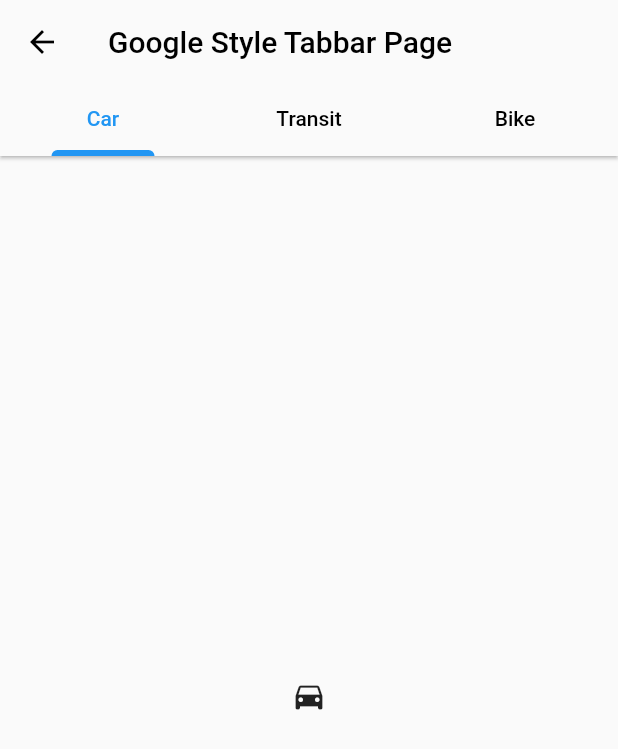
After one commit to NaingMyoThawNMYT/Flutter-Tabbar, a Flutter app: the screen it shows after launch, after a tap on "Google Style Tabbar", on a phone screen of 412 x 824 dp. The commit adds this screen. Shown: the top 749 px of the screen. Run offline on Flutter 3.47's test engine with Material 2 defaults, Android fonts, the phone set to English and light mode, and no system bars.

Commit message:
8. "GoogleStyleTabbarPage" is added.

```diff
--- /dev/null
+++ b/lib/ui/google_style_tabbar_indicator.dart
@@ -0,0 +1,74 @@
+import 'package:flutter/material.dart';
+
+enum GoogleStyleIndicatorSize {
+  full,
+  normal,
+  tiny,
+}
+
+class GoogleStyleIndicator extends Decoration {
+  final double indicatorHeight;
+  final Color indicatorColor;
+  final GoogleStyleIndicatorSize indicatorSize;
+
+  const GoogleStyleIndicator({
+    @required this.indicatorSize,
+    @required this.indicatorHeight,
+    @required this.indicatorColor,
+  })  : assert(indicatorSize != null),
+        assert(indicatorHeight != null),
+        assert(indicatorColor != null);
+
+  @override
+  _GoogleStyleIndicatorPainter createBoxPainter([VoidCallback onChanged]) {
+    return new _GoogleStyleIndicatorPainter(
+      decoration: this,
+      onChanged: onChanged,
+    );
+  }
+}
+
+class _GoogleStyleIndicatorPainter extends BoxPainter {
+  final GoogleStyleIndicator decoration;
+
+  _GoogleStyleIndicatorPainter({
+    @required this.decoration,
+    @required VoidCallback onChanged,
+  })  : assert(decoration != null),
+        assert(onChanged != null),
+        super(onChanged);
+
+  @override
+  void paint(Canvas canvas, Offset offset, ImageConfiguration configuration) {
+    assert(configuration != null);
+    assert(configuration.size != null);
+
+    double dy = configuration.size.height - decoration.indicatorHeight;
+    double height = decoration.indicatorHeight;
+    double dx = 0.0;
+    double width = 0.0;
+    if (decoration.indicatorSize == GoogleStyleIndicatorSize.full) {
+      dx = offset.dx;
+      width = configuration.size.width;
+    } else if (decoration.indicatorSize == GoogleStyleIndicatorSize.normal) {
+      dx = offset.dx + (configuration.size.width / 4);
+      width = configuration.size.width / 2;
+    } else if (decoration.indicatorSize == GoogleStyleIndicatorSize.tiny) {
+      dx = offset.dx + configuration.size.width / 2 - 8;
+      width = 16;
+    }
+    Rect rect = Offset(dx, dy) & Size(width, height);
+
+    final Paint paint = Paint();
+    paint.color = decoration.indicatorColor;
+    paint.style = PaintingStyle.fill;
+    canvas.drawRRect(
+      RRect.fromRectAndCorners(
+        rect,
+        topLeft: Radius.circular(decoration.indicatorHeight),
+        topRight: Radius.circular(decoration.indicatorHeight),
+      ),
+      paint,
+    );
+  }
+}
--- /dev/null
+++ b/lib/ui/google_style_tabbar_page.dart
@@ -0,0 +1,44 @@
+import 'package:flutter/material.dart';
+
+import 'google_style_tabbar_indicator.dart';
+
+class GoogleStyleTabbarPage extends StatelessWidget {
+  @override
+  Widget build(BuildContext context) {
+    return DefaultTabController(
+      length: 3,
+      child: Scaffold(
+        appBar: AppBar(
+          iconTheme: IconThemeData(color: Colors.black),
+          title: Text(
+            'Google Style Tabbar Page',
+            style: TextStyle(color: Colors.black),
+          ),
+          backgroundColor: Theme.of(context).scaffoldBackgroundColor,
+          elevation: 1.0,
+          bottom: TabBar(
+            labelColor: Colors.blue,
+            unselectedLabelColor: Colors.black,
+            indicator: GoogleStyleIndicator(
+              indicatorSize: GoogleStyleIndicatorSize.normal,
+              indicatorHeight: 4.0,
+              indicatorColor: Colors.blue,
+            ),
+            tabs: <Widget>[
+              Tab(text: 'Car'),
+              Tab(text: 'Transit'),
+              Tab(text: 'Bike'),
+            ],
+          ),
+        ),
+        body: TabBarView(
+          children: <Widget>[
+            Icon(Icons.directions_car),
+            Icon(Icons.directions_transit),
+            Icon(Icons.directions_bike),
+          ],
+        ),
+      ),
+    );
+  }
+}
--- a/lib/ui/my_home_page.dart
+++ b/lib/ui/my_home_page.dart
@@ -1,5 +1,6 @@
 import 'package:flutter/material.dart';
 
+import 'google_style_tabbar_page.dart';
 import 'selected_bubble_tabbar_page.dart';
 import 'default_icon_and_text_tabbar_page.dart';
 import 'default_icon_tabbar_page.dart';
@@ -76,6 +77,20 @@ class MyHomePage extends StatelessWidget {
                 child: Text('Selected Bubble Tabbar'),
               ),
             ),
+            ButtonTheme(
+              minWidth: double.infinity,
+              child: RaisedButton(
+                onPressed: () {
+                  Navigator.push(
+                    context,
+                    MaterialPageRoute(
+                      builder: (context) => GoogleStyleTabbarPage(),
+                    ),
+                  );
+                },
+                child: Text('Google Style Tabbar'),
+              ),
+            ),
           ],
         ),
       ),
```
Also changed, not shown: 1 other file.
